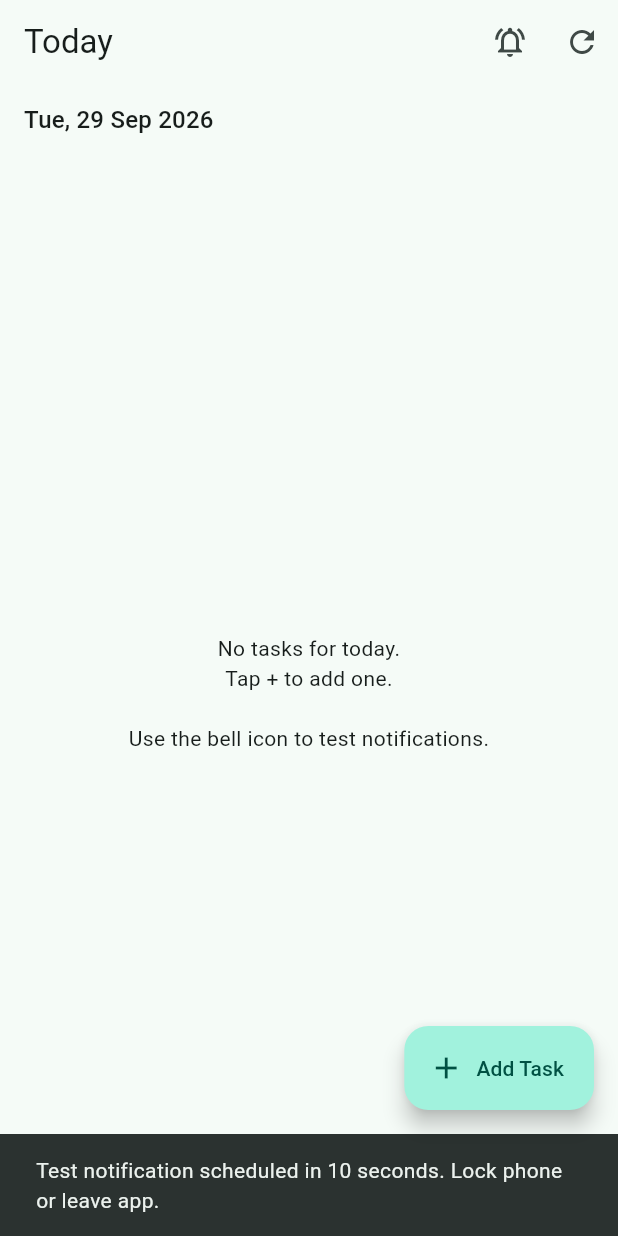
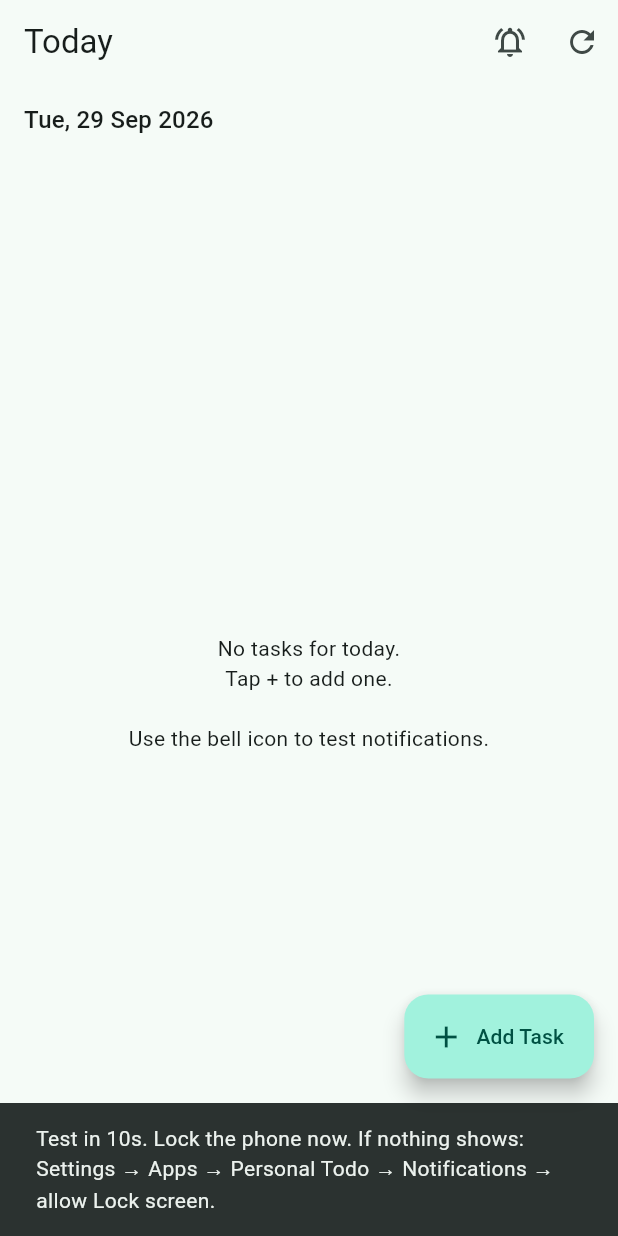
Before and after one commit to jagdishsah126/To-Do, a Flutter app: the screen it shows after launch, after a tap on the "notifications active" icon, on a phone screen of 412 x 824 dp. Run offline on Flutter 3.47's test engine with Material 3 defaults, Android fonts, the phone set to English and light mode, and no system bars; our stand-ins replace flutter_local_notifications, flutter_timezone, sqflite, timezone; accounts and stored records are empty.

Commit message:
Show task reminders on the lock screen.
Use a max-importance public channel with full-screen intent so reminders can appear while the phone is locked.

Co-authored-by: Cursor <cursoragent@cursor.com>

```diff
--- a/lib/features/today/today_page.dart
+++ b/lib/features/today/today_page.dart
@@ -89,7 +89,10 @@ class _TodayPageState extends State<TodayPage> {
     if (!mounted) return;
     ScaffoldMessenger.of(context).showSnackBar(
       const SnackBar(
-        content: Text('Test notification scheduled in 10 seconds. Lock phone or leave app.'),
+        content: Text(
+          'Test in 10s. Lock the phone now. If nothing shows: Settings → Apps → Personal Todo → Notifications → allow Lock screen.',
+        ),
+        duration: Duration(seconds: 8),
       ),
     );
   }
--- a/lib/services/notification_service.dart
+++ b/lib/services/notification_service.dart
@@ -12,9 +12,11 @@ class NotificationService {
   final FlutterLocalNotificationsPlugin _plugin =
       FlutterLocalNotificationsPlugin();
 
-  static const _channelId = 'task_reminders';
+  // New channel id so phones that already installed v1 get lock-screen capable settings.
+  static const _channelId = 'task_reminders_lockscreen';
   static const _channelName = 'Task reminders';
-  static const _channelDescription = 'Reminders for scheduled tasks';
+  static const _channelDescription =
+      'Reminders for scheduled tasks (shown on lock screen)';
 
   bool _ready = false;
 
@@ -34,7 +36,10 @@ class NotificationService {
         _channelId,
         _channelName,
         description: _channelDescription,
-        importance: Importance.high,
+        importance: Importance.max,
+        playSound: true,
+        enableVibration: true,
+        showBadge: true,
       ),
     );
 
@@ -46,7 +51,6 @@ class NotificationService {
       final name = await FlutterTimezone.getLocalTimezone();
       tz.setLocalLocation(tz.getLocation(name));
     } catch (_) {
-      // Nepal default for this project if device timezone lookup fails.
       tz.setLocalLocation(tz.getLocation('Asia/Kathmandu'));
     }
   }
@@ -67,6 +71,20 @@ class NotificationService {
     return taskId.hashCode & 0x7fffffff;
   }
 
+  AndroidNotificationDetails get _androidDetails => const AndroidNotificationDetails(
+        _channelId,
+        _channelName,
+        channelDescription: _channelDescription,
+        importance: Importance.max,
+        priority: Priority.max,
+        category: AndroidNotificationCategory.alarm,
+        visibility: NotificationVisibility.public,
+        fullScreenIntent: true,
+        playSound: true,
+        enableVibration: true,
+        ticker: 'Task reminder',
+      );
+
   Future<void> scheduleTaskReminder(Task task) async {
     if (!_ready) return;
     if (task.isCompleted) return;
@@ -79,21 +97,12 @@ class NotificationService {
     final id = notificationIdForTask(task.id);
     final scheduled = tz.TZDateTime.from(when, tz.local);
 
-    const androidDetails = AndroidNotificationDetails(
-      _channelId,
-      _channelName,
-      channelDescription: _channelDescription,
-      importance: Importance.high,
-      priority: Priority.high,
-      category: AndroidNotificationCategory.reminder,
-    );
-
     await _plugin.zonedSchedule(
       id,
       task.title,
       task.description.isEmpty ? 'Task reminder' : task.description,
       scheduled,
-      const NotificationDetails(android: androidDetails),
+      NotificationDetails(android: _androidDetails),
       androidScheduleMode: AndroidScheduleMode.exactAllowWhileIdle,
     );
   }
@@ -108,20 +117,13 @@ class NotificationService {
     if (!_ready) return;
 
     final when = tz.TZDateTime.now(tz.local).add(Duration(seconds: seconds));
-    const androidDetails = AndroidNotificationDetails(
-      _channelId,
-      _channelName,
-      channelDescription: _channelDescription,
-      importance: Importance.high,
-      priority: Priority.high,
-    );
 
     await _plugin.zonedSchedule(
       999001,
       'Test reminder',
-      'Notifications are working on this phone.',
+      'Lock-screen notification test. If you see this while locked, it works.',
       when,
-      const NotificationDetails(android: androidDetails),
+      NotificationDetails(android: _androidDetails),
       androidScheduleMode: AndroidScheduleMode.exactAllowWhileIdle,
     );
   }
--- a/pubspec.yaml
+++ b/pubspec.yaml
@@ -2,7 +2,7 @@ name: personal_todo
 description: Offline-first personal todo and reminder app for Android.
 publish_to: "none"
 
-version: 1.0.1+2
+version: 1.0.2+3
 
 environment:
   sdk: ^3.13.4
```
Also changed, not shown: 1 other file.
